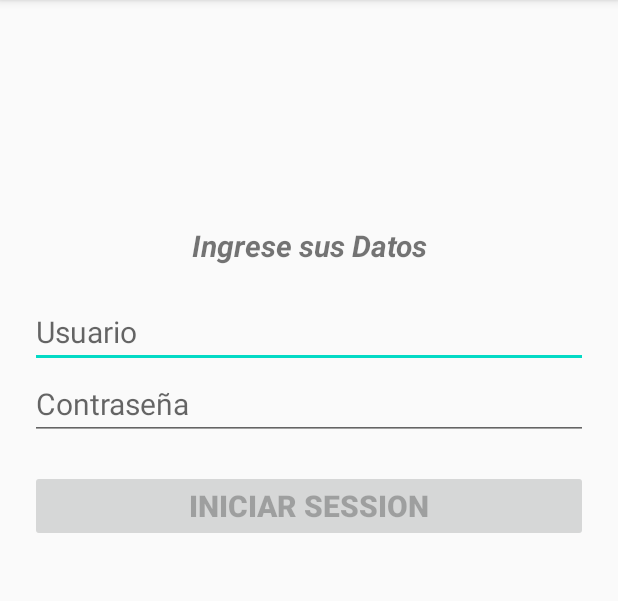
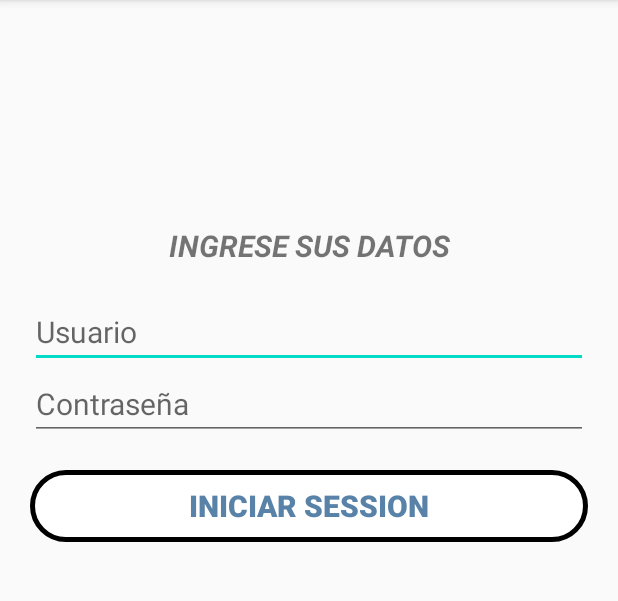
Before and after one commit to Wedwin02/Guia_2, an Android app: the screen it shows after launch (MainActivity), on a phone screen of 412 x 824 dp, the part 84-685 px from its top. Run offline under Robolectric (Android 15) with nearby library versions, the phone set to English and light mode, and no system bars.

Commit message:
+Funciones Finalizadas

```diff
--- a/app/src/main/java/com/uso/guia_2/MainActivity.java
+++ b/app/src/main/java/com/uso/guia_2/MainActivity.java
@@ -5,6 +5,8 @@ import androidx.appcompat.app.AppCompatActivity;
 import android.content.Intent;
 import android.os.Bundle;
 import android.os.Handler;
+import android.text.Editable;
+import android.text.TextWatcher;
 import android.view.View;
 import android.widget.ArrayAdapter;
 import android.widget.AutoCompleteTextView;
@@ -17,7 +19,7 @@ public class MainActivity extends AppCompatActivity {
     EditText txbUsuario,txbPass;
     private String Usu;
     private  String pass;
-    Button btnIniciar ;
+    private Button btnIniciar ;
 
 
 
@@ -30,13 +32,33 @@ public class MainActivity extends AppCompatActivity {
         this.txbPass = findViewById(R.id.txbpass);
         this.btnIniciar = findViewById(R.id.btnIniciarSession);
 
-        String u = txbUsuario.getText().toString().trim();
-        String p = txbPass.getText().toString().trim();
-        if(u.length() > 0  && p.length() > 0){
-            btnIniciar.setEnabled(true);
+        this.txbUsuario.addTextChangedListener(CaposLlenos);
+        this.txbPass.addTextChangedListener(CaposLlenos);
+
+
+    }
+    private TextWatcher  CaposLlenos = new TextWatcher() {
+        @Override
+        public void beforeTextChanged(CharSequence charSequence, int i, int i1, int i2) {
+
         }
-    }
 
+        @Override
+        public void onTextChanged(CharSequence charSequence, int i, int i1, int i2) {
+
+            //Convertir a String
+            String txbUsu = txbUsuario.getText().toString().trim();
+            String txbpa = txbPass.getText().toString().trim();
+             //cambiar de estado el boton que viene false
+            btnIniciar.setEnabled(!txbUsu.isEmpty() && !txbpa.isEmpty());
+
+        }
+
+        @Override
+        public void afterTextChanged(Editable editable) {
+
+        }
+    };
 
 
 
--- /dev/null
+++ b/app/src/main/res/drawable/btn2_cambio.xml
@@ -0,0 +1,5 @@
+<?xml version="1.0" encoding="utf-8"?>
+<selector xmlns:android="http://schemas.android.com/apk/res/android">
+    <item  android:state_pressed="false" android:color="#5882a8"/>
+    <item android:state_pressed="true" android:color="#ffffff"/>
+</selector>
--- /dev/null
+++ b/app/src/main/res/drawable/btnripple.xml
@@ -0,0 +1,8 @@
+<?xml version="1.0" encoding="utf-8"?>
+<shape xmlns:android="http://schemas.android.com/apk/res/android">
+    <corners android:radius="150dp"></corners>
+
+    <stroke android:color="@android:color/background_dark" android:width="5px"/>
+    <solid android:color="@android:color/white"></solid>
+
+</shape>
--- /dev/null
+++ b/app/src/main/res/drawable/colorplantilla.xml
@@ -0,0 +1,8 @@
+<?xml version="1.0" encoding="utf-8"?>
+<ripple xmlns:android="http://schemas.android.com/apk/res/android"
+    android:color="#023d61"
+    >
+
+    <item android:drawable="@drawable/btnripple"></item>
+
+</ripple>
--- /dev/null
+++ b/app/src/main/res/drawable/txt_cambio.xml
@@ -0,0 +1,5 @@
+<?xml version="1.0" encoding="utf-8"?>
+<selector xmlns:android="http://schemas.android.com/apk/res/android">
+    <item  android:state_pressed="false" android:color="#5882a8"/>
+    <item android:state_pressed="true" android:color="#ffffff"/>
+</selector>
--- a/app/src/main/res/layout/activity_auto_completar.xml
+++ b/app/src/main/res/layout/activity_auto_completar.xml
@@ -97,8 +97,10 @@
         android:layout_marginLeft="20dp"
         android:layout_marginTop="20dp"
         android:layout_marginRight="20dp"
+        android:background="@drawable/colorplantilla"
         android:onClick="Procesar_onclick"
         android:text="@string/procesar"
+        android:textColor="@drawable/txt_cambio"
         android:textSize="20dp"
         android:textStyle="bold" />
 
--- a/app/src/main/res/layout/activity_main.xml
+++ b/app/src/main/res/layout/activity_main.xml
@@ -55,6 +55,8 @@
             android:onClick="IniciarSession_onClick"
             android:text="@string/iniciar"
             android:textSize="20dp"
+            android:background="@drawable/colorplantilla"
+            android:textColor="@drawable/txt_cambio"
             android:textStyle="bold" />
     </LinearLayout>
 
--- a/app/src/main/res/values/strings.xml
+++ b/app/src/main/res/values/strings.xml
@@ -8,7 +8,7 @@
     <string name="Salir">Salir</string>
 
     //login
-    <string name="datos">Ingrese sus Datos </string>
+    <string name="datos">INGRESE SUS DATOS</string>
     <string name="iniciar">Iniciar Session</string>
 
 
```
Also changed, not shown: app/src/main/java/com/uso/guia_2/AutoCompletar.java (+20 -4 lines).
